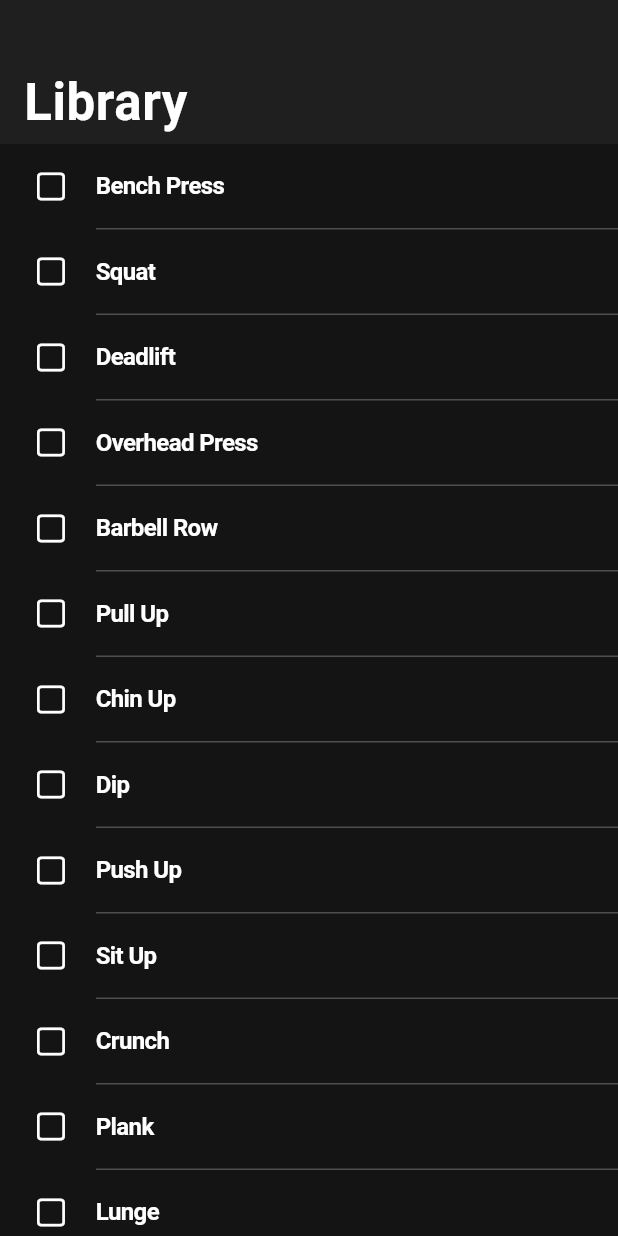
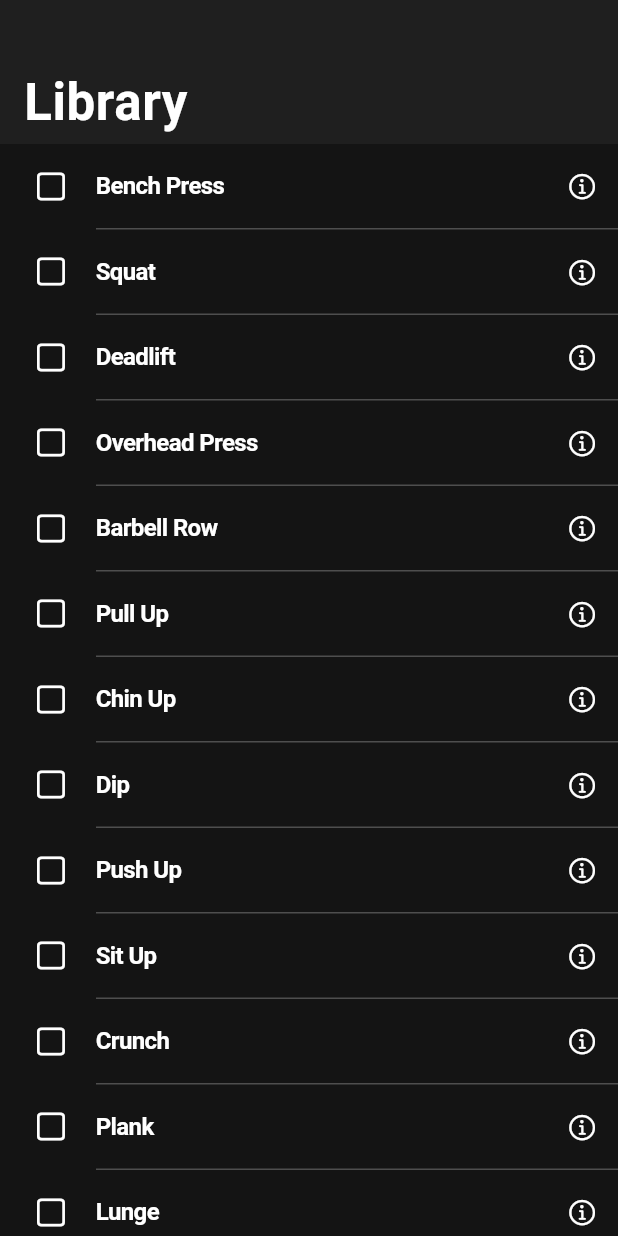
Before and after one commit to MattyD1/flex_workout_logger, a Flutter app: the screen it shows after launch, on a phone screen of 412 x 824 dp. Run offline on Flutter 3.47's test engine with Material 3 defaults, Android fonts, the phone set to English and light mode, and no system bars; our stand-ins replace flutter_riverpod, fpdart, freezed_annotation, go_router, realm, riverpod_annotation; generated files the repository leaves out were written again.

Commit message:
Added info icon

```diff
--- a/lib/features/exercises/ui/widgets/exercise_card.dart
+++ b/lib/features/exercises/ui/widgets/exercise_card.dart
@@ -34,6 +34,7 @@ class ExercisesCard extends StatelessWidget {
         },
       ),
       leading: const Icon(CupertinoIcons.square),
+      trailing: const Icon(CupertinoIcons.info_circle, size: 20),
       padding: const EdgeInsets.fromLTRB(
         20,
         14,
```
